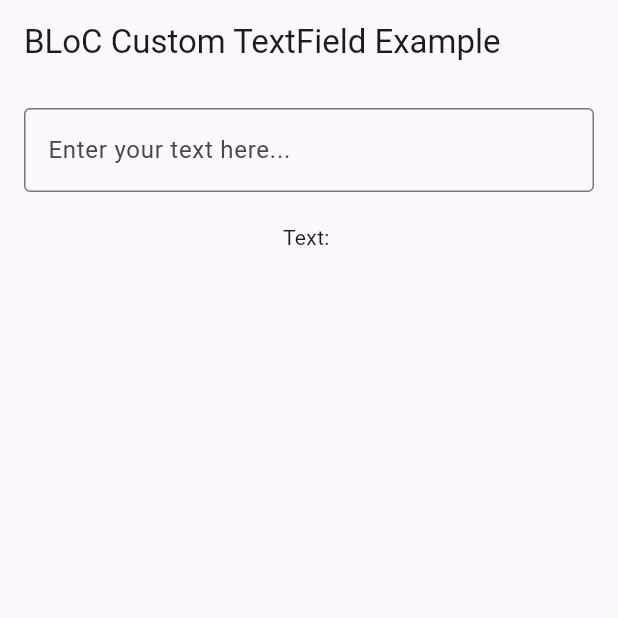
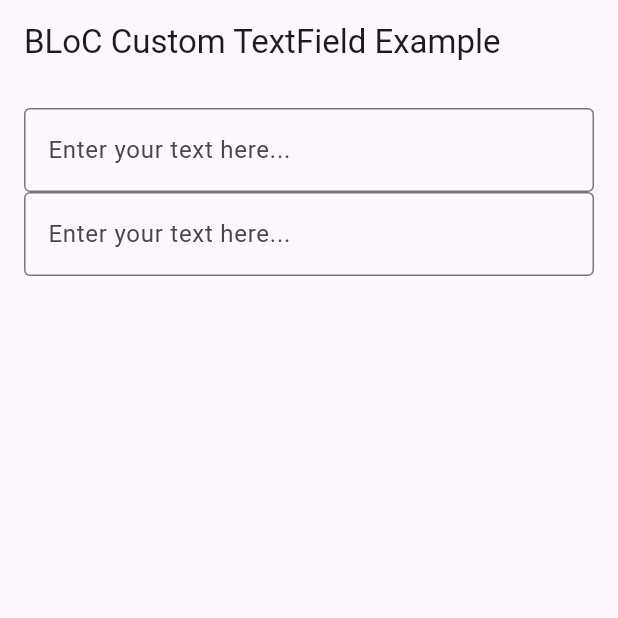
Before and after one commit to mk590901/Event-driven-BLoC-s-text-fields, a Flutter app: the screen it shows after launch, on a phone screen of 412 x 824 dp, the top half of it. Run offline on Flutter 3.47's test engine with Material 3 defaults, Android fonts, the phone set to English and light mode, and no system bars; our stand-ins replace equatable, flutter_bloc.

```diff
--- /dev/null
+++ b/lib/callback_fun_type.dart
@@ -0,0 +1 @@
+typedef VoidCallbackParameter = void Function(dynamic parameter);
--- /dev/null
+++ b/lib/custom_text_field2.dart
@@ -0,0 +1,58 @@
+import 'package:flutter/material.dart';
+import 'package:flutter_bloc/flutter_bloc.dart';
+import 'bloc/text_field_bloc.dart';
+import 'bloc/text_field_event.dart';
+import 'bloc/text_field_state.dart';
+import 'callback_fun_type.dart';
+
+class CustomTextField2 extends StatelessWidget {
+  final TextEditingController _controller = TextEditingController();
+  final FocusNode _focusNode = FocusNode();
+
+  late TextFieldBloc textFieldBloc;
+  final VoidCallbackParameter? callback;
+
+  CustomTextField2(this.callback, {super.key});
+
+  @override
+  Widget build(BuildContext context) {
+    return BlocProvider(
+      //create: (context) => TextFieldBloc(),
+      create: (context) {
+        textFieldBloc = TextFieldBloc();
+        return textFieldBloc;
+      },
+      child: BlocBuilder<TextFieldBloc, TextFieldState>(
+        builder: (context, state) {
+          //final textFieldBloc = BlocProvider.of<TextFieldBloc>(context);
+
+          if (state is TextFieldChanged) {
+            _controller.value = _controller.value.copyWith(
+              text: state.text,
+              selection: TextSelection.collapsed(offset: state.text.length),
+            );
+          }
+
+          return TextField(
+            controller: _controller,
+            focusNode: _focusNode,
+            maxLines: null,  // Makes the TextField multiline
+            onChanged: (text) {
+              // Example of formatting: capitalize every letter
+              String formattedText = text.toUpperCase();
+              textFieldBloc.add(TextChanged(formattedText));
+              callback?.call(formattedText);
+            },
+            onSubmitted: (text) {
+              textFieldBloc.add(TextSubmitted(text));
+            },
+            decoration: const InputDecoration(
+              border: OutlineInputBorder(),
+              hintText: 'Enter your text here...',
+            ),
+          );
+        },
+      ),
+    );
+  }
+}
--- a/lib/main.dart
+++ b/lib/main.dart
@@ -4,6 +4,7 @@ import 'bloc/text_field_bloc.dart';
 import 'bloc/text_field_event.dart';
 import 'bloc/text_field_state.dart';
 import 'custom_text_field.dart';
+import 'custom_text_field2.dart';
 
 void main() {
   runApp(const MyApp());
@@ -15,12 +16,21 @@ class MyApp extends StatelessWidget {
   @override
   Widget build(BuildContext context) {
     return MaterialApp(
-      home: BlocProvider(
-        create: (context) => TextFieldBloc(),
-        child: TextFieldPage(),
-      ),
+      home: TextFieldPage(),
     );
   }
+
+  // @override
+  // Widget build(BuildContext context) {
+  //   return MaterialApp(
+  //     home: BlocProvider(
+  //       create: (context) => TextFieldBloc(),
+  //       child: TextFieldPage(),
+  //     ),
+  //   );
+  // }
+
+
 }
 
 class TextFieldPage extends StatelessWidget {
@@ -36,19 +46,27 @@ class TextFieldPage extends StatelessWidget {
         padding: const EdgeInsets.all(16.0),
         child: Column(
           children: [
-            CustomTextField(),
-            BlocBuilder<TextFieldBloc, TextFieldState>(
-              builder: (context, state) {
-                String displayText = '';
-                if (state is TextFieldChanged) {
-                  displayText = state.text;
-                }
-                return Padding(
-                  padding: const EdgeInsets.only(top: 20),
-                  child: Text('Text: $displayText'),
-                );
-              },
-            ),
+            //CustomTextField(),
+            CustomTextField2((text) {
+              debugPrint('callback 1->[$text]');
+            }),
+
+            CustomTextField2((text) {
+              debugPrint('callback 2->[$text]');
+            }),
+
+            // BlocBuilder<TextFieldBloc, TextFieldState>(
+            //   builder: (context, state) {
+            //     String displayText = '';
+            //     if (state is TextFieldChanged) {
+            //       displayText = state.text;
+            //     }
+            //     return Padding(
+            //       padding: const EdgeInsets.only(top: 20),
+            //       child: Text('Text: $displayText'),
+            //     );
+            //   },
+            // ),
           ],
         ),
       ),
```
